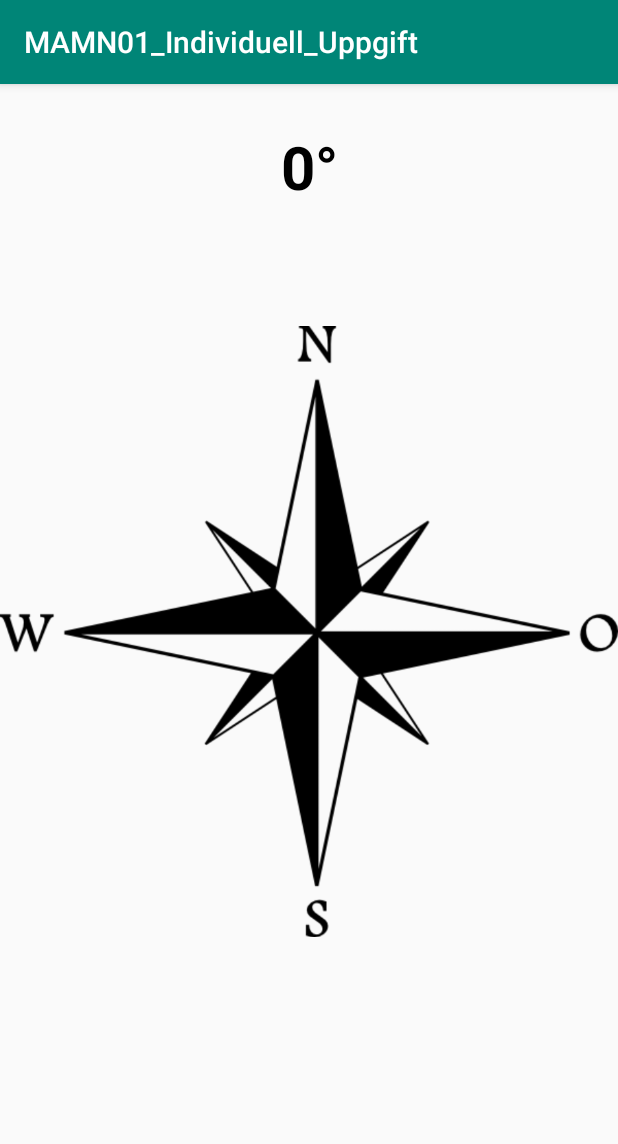
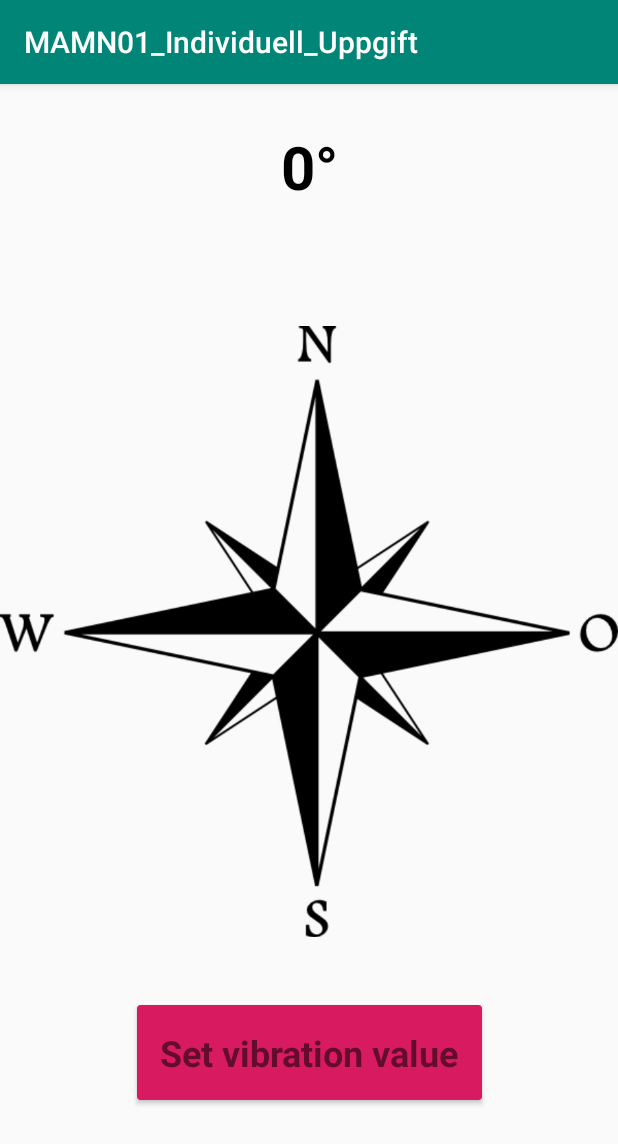
Before and after one commit to elirud/MAMN01_Individuell_Uppgift, an Android app: the CompassActivity screen opened directly, with no data from a screen before it, on a phone screen of 412 x 824 dp. Shown: the top 1144 px of the screen. Run offline under Robolectric (Android 15) with nearby library versions, the phone set to English and light mode, and no system bars.

Commit message:
Starts implementing dialog popup for setting vibration value

```diff
--- a/app/src/main/java/com/example/mamn01_individuell_uppgift/CompassActivity.java
+++ b/app/src/main/java/com/example/mamn01_individuell_uppgift/CompassActivity.java
@@ -11,7 +11,11 @@ import android.hardware.SensorEventListener;
 import android.hardware.SensorManager;
 import android.os.Bundle;
 import android.os.VibrationEffect;
+import android.view.LayoutInflater;
+import android.view.View;
+import android.widget.EditText;
 import android.widget.ImageView;
+
 import android.widget.TextView;
 import android.os.Vibrator;
 
@@ -20,6 +24,7 @@ public class CompassActivity extends AppCompatActivity implements SensorEventLis
     ImageView compass_img;
     TextView txt_compass;
     int mAzimuth;
+    int vibrateValue;
     private SensorManager mSensorManager;
     private Sensor mRotationV, mAccelerometer, mMagnetometer;
     boolean haveSensor = false, haveSensor2 = false;
@@ -162,4 +167,20 @@ public class CompassActivity extends AppCompatActivity implements SensorEventLis
     public void onAccuracyChanged(Sensor sensor, int i) {
 
     }
+
+/*    public void openDialog(View view) {
+        LayoutInflater layoutInflater = LayoutInflater.from(this);
+        View dialogView = layoutInflater.inflate(R.layout.compass_dialog, null);
+        AlertDialog.Builder alertDialogBuilder = new AlertDialog.Builder(this);
+        alertDialogBuilder.setView(dialogView);
+
+        final EditText InputDialogEditText = (EditText) dialogView.findViewById(R.id.degreeValueInput);
+        alertDialogBuilder.setPositiveButton("Set", new DialogInterface.OnClickListener() {
+            @Override
+            public void onClick(DialogInterface dialog, int which) {
+                vibrateValue = Integer.parseInt(InputDialogEditText.getText().toString()) % 360;
+            }
+        });
+
+    }*/
 }
--- a/app/src/main/res/layout/activity_compass.xml
+++ b/app/src/main/res/layout/activity_compass.xml
@@ -31,4 +31,27 @@
         app:layout_constraintTop_toTopOf="parent"
         tools:layout_editor_absoluteX="0dp" />
 
+    <androidx.cardview.widget.CardView
+        android:id="@+id/degreeButton"
+        android:layout_width="wrap_content"
+        android:layout_height="wrap_content"
+        android:layout_marginTop="614dp"
+        android:clickable="true"
+        android:onClick="openDialog"
+        app:cardBackgroundColor="@color/colorAccent"
+        app:layout_constraintEnd_toEndOf="parent"
+        app:layout_constraintHorizontal_bias="0.5"
+        app:layout_constraintStart_toStartOf="parent"
+        app:layout_constraintTop_toTopOf="parent">
+
+        <TextView
+            android:id="@+id/degreeButtonText"
+            android:layout_width="wrap_content"
+            android:layout_height="wrap_content"
+            android:padding="15dp"
+            android:text="@string/degreeButton"
+            android:textSize="24sp"
+            android:textStyle="bold" />
+    </androidx.cardview.widget.CardView>
+
 </androidx.constraintlayout.widget.ConstraintLayout>
--- a/app/src/main/res/values/strings.xml
+++ b/app/src/main/res/values/strings.xml
@@ -2,4 +2,5 @@
     <string name="app_name">MAMN01_Individuell_Uppgift</string>
     <string name="compassButton">Compass</string>
     <string name="accButton">Accelorometer</string>
+    <string name="degreeButton">Set vibration value</string>
 </resources>
--- a/build.gradle
+++ b/build.gradle
@@ -8,6 +8,8 @@ buildscript {
     }
     dependencies {
         classpath 'com.android.tools.build:gradle:3.3.2'
+
+
 
         // NOTE: Do not place your application dependencies here; they belong
         // in the individual module build.gradle files
```
